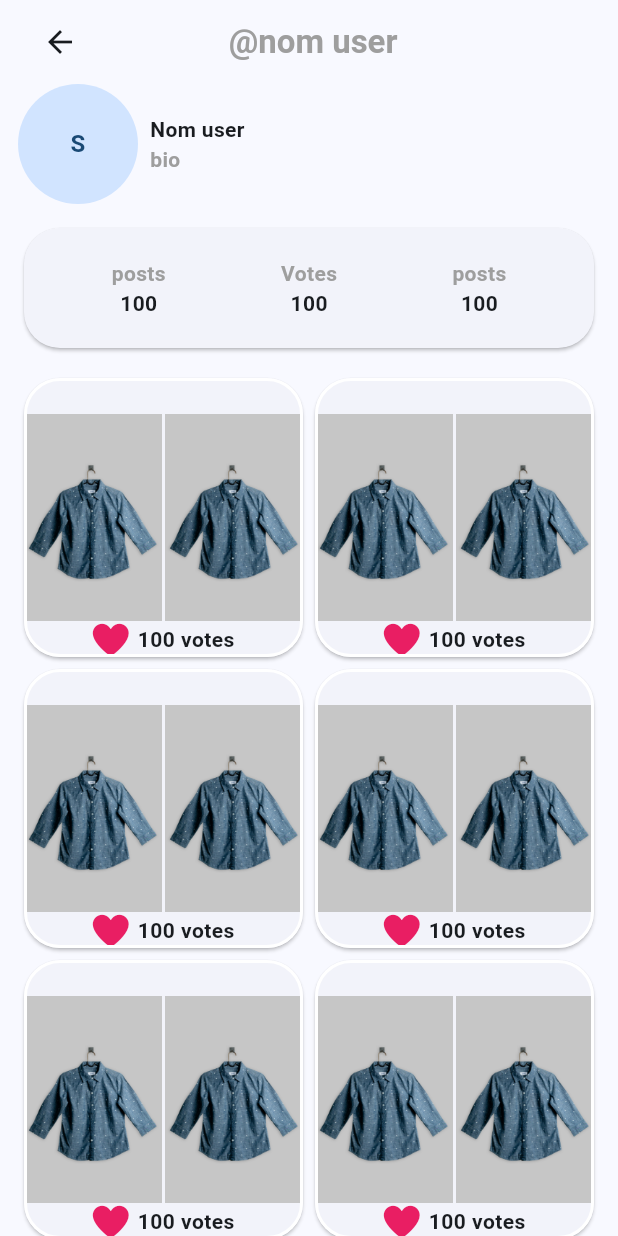
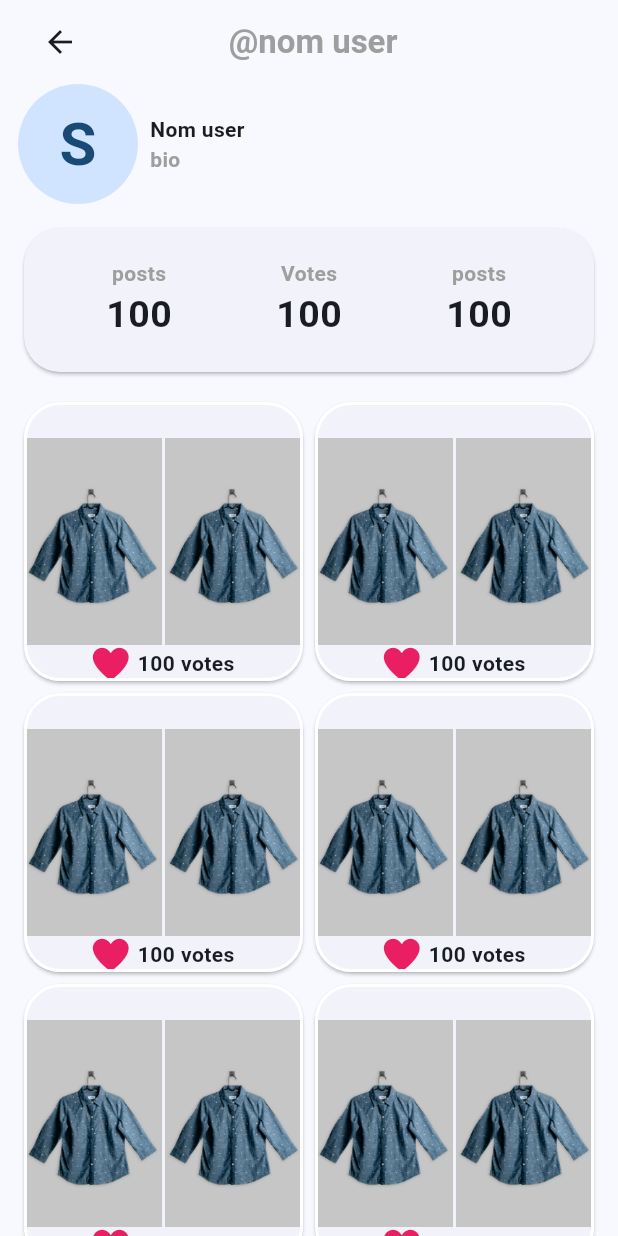
Before and after one commit to Idjibo33/avis, a Flutter app: the UserProfilScreen screen opened directly, on a phone screen of 412 x 824 dp. Run offline on Flutter 3.47's test engine with Material 3 defaults, Android fonts, the phone set to English and light mode, and no system bars; our stand-ins replace flutter_card_swiper, font_awesome_flutter, gap, google_fonts; Roboto replaces fonts that are missing (Afacad).

Commit message:
Ajout de parametres au widget

```diff
--- a/lib/widget.dart/titre_text_widget.dart
+++ b/lib/widget.dart/titre_text_widget.dart
@@ -2,6 +2,7 @@ import 'package:avis/constants.dart';
 import 'package:flutter/material.dart';
 
 class TitreTextWidget extends StatelessWidget {
+  final double? fontSize;
   final TextAlign? align;
   final Color? couleur;
   final String texte;
@@ -10,13 +11,14 @@ class TitreTextWidget extends StatelessWidget {
     required this.texte,
     this.couleur,
     this.align,
+    this.fontSize,
   });
 
   @override
   Widget build(BuildContext context) {
     return Text(
       texte,
-      style: textTitreStyle.copyWith(color: couleur),
+      style: textTitreStyle.copyWith(color: couleur, fontSize: fontSize),
       textAlign: align,
     );
   }
```
